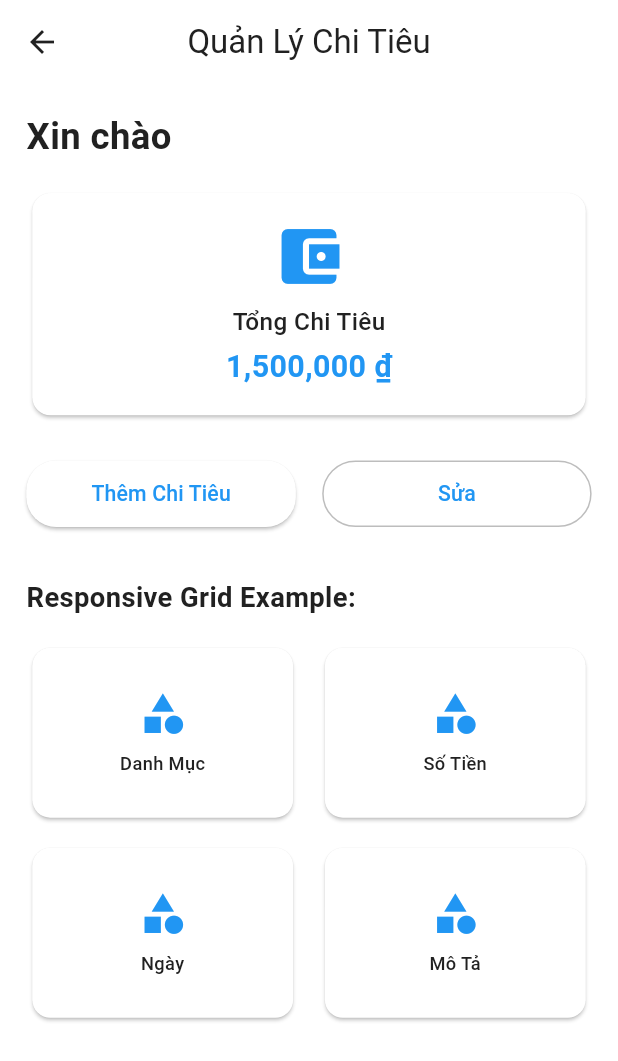
After one commit to nguyentranlht/expense_tracker, a Flutter app: the ResponsiveExample screen opened directly, on a phone screen of 412 x 824 dp. The commit adds this screen. Shown: the top 1061 px of the screen. Run offline on Flutter 3.47's test engine with Material 3 defaults, Android fonts, the phone set to English and light mode, and no system bars; our stand-ins replace dartz, equatable, flutter_bloc, flutter_screenutil, font_awesome_flutter, get_it and 3 more; accounts and stored records are empty.

Commit message:
update UI

```diff
--- /dev/null
+++ b/devtools_options.yaml
@@ -0,0 +1,3 @@
+description: This file stores settings for Dart & Flutter DevTools.
+documentation: https://docs.flutter.dev/tools/devtools/extensions#configure-extension-enablement-states
+extensions:
--- /dev/null
+++ b/l10n.yaml
@@ -0,0 +1,5 @@
+arb-dir: lib/l10n
+template-arb-file: app_en.arb
+output-localization-file: app_localizations.dart
+output-class: AppLocalizations
+output-dir: lib/l10n/generated
--- /dev/null
+++ b/lib/features/demo/responsive_example.dart
@@ -0,0 +1,158 @@
+import 'package:flutter/material.dart';
+import 'package:flutter_screenutil/flutter_screenutil.dart';
+import '../../../core/utils/localization_helper.dart';
+
+class ResponsiveExample extends StatelessWidget {
+  const ResponsiveExample({super.key});
+
+  @override
+  Widget build(BuildContext context) {
+    return Scaffold(
+      appBar: AppBar(
+        title: Text(context.l10n.appTitle),
+        centerTitle: true,
+      ),
+      body: Padding(
+        padding: EdgeInsets.all(16.w),
+        child: Column(
+          crossAxisAlignment: CrossAxisAlignment.start,
+          children: [
+            // Responsive text
+            Text(
+              context.l10n.hello,
+              style: TextStyle(
+                fontSize: 24.sp, // Responsive font size
+                fontWeight: FontWeight.bold,
+              ),
+            ),
+            SizedBox(height: 16.h), // Responsive height
+
+            // Responsive card
+            Card(
+              child: Container(
+                width: double.infinity,
+                padding: EdgeInsets.all(16.w),
+                child: Column(
+                  children: [
+                    Icon(
+                      Icons.account_balance_wallet,
+                      size: 48.sp, // Responsive icon size
+                      color: Theme.of(context).primaryColor,
+                    ),
+                    SizedBox(height: 8.h),
+                    Text(
+                      context.l10n.totalExpenses,
+                      style: TextStyle(
+                        fontSize: 16.sp,
+                        fontWeight: FontWeight.w500,
+                      ),
+                    ),
+                    SizedBox(height: 4.h),
+                    Text(
+                      '1,500,000 ${context.l10n.currencySymbol}',
+                      style: TextStyle(
+                        fontSize: 20.sp,
+                        fontWeight: FontWeight.bold,
+                        color: Theme.of(context).primaryColor,
+                      ),
+                    ),
+                  ],
+                ),
+              ),
+            ),
+
+            SizedBox(height: 24.h),
+
+            // Responsive buttons
+            Row(
+              children: [
+                Expanded(
+                  child: ElevatedButton(
+                    onPressed: () {},
+                    style: ElevatedButton.styleFrom(
+                      padding: EdgeInsets.symmetric(vertical: 12.h),
+                    ),
+                    child: Text(
+                      context.l10n.addExpense,
+                      style: TextStyle(fontSize: 14.sp),
+                    ),
+                  ),
+                ),
+                SizedBox(width: 16.w),
+                Expanded(
+                  child: OutlinedButton(
+                    onPressed: () {},
+                    style: OutlinedButton.styleFrom(
+                      padding: EdgeInsets.symmetric(vertical: 12.h),
+                    ),
+                    child: Text(
+                      context.l10n.edit,
+                      style: TextStyle(fontSize: 14.sp),
+                    ),
+                  ),
+                ),
+              ],
+            ),
+
+            SizedBox(height: 32.h),
+
+            // Responsive grid
+            Text(
+              'Responsive Grid Example:',
+              style: TextStyle(
+                fontSize: 18.sp,
+                fontWeight: FontWeight.bold,
+              ),
+            ),
+            SizedBox(height: 16.h),
+
+            GridView.builder(
+              shrinkWrap: true,
+              physics: const NeverScrollableScrollPhysics(),
+              gridDelegate: SliverGridDelegateWithFixedCrossAxisCount(
+                crossAxisCount: 2,
+                crossAxisSpacing: 12.w,
+                mainAxisSpacing: 12.h,
+                childAspectRatio: 1.5,
+              ),
+              itemCount: 4,
+              itemBuilder: (context, index) {
+                final categories = [
+                  context.l10n.category,
+                  context.l10n.amount,
+                  context.l10n.date,
+                  context.l10n.description,
+                ];
+
+                return Card(
+                  child: Container(
+                    padding: EdgeInsets.all(12.w),
+                    child: Column(
+                      mainAxisAlignment: MainAxisAlignment.center,
+                      children: [
+                        Icon(
+                          Icons.category,
+                          size: 32.sp,
+                          color: Theme.of(context).primaryColor,
+                        ),
+                        SizedBox(height: 8.h),
+                        Text(
+                          categories[index],
+                          style: TextStyle(
+                            fontSize: 12.sp,
+                            fontWeight: FontWeight.w500,
+                          ),
+                          textAlign: TextAlign.center,
+                        ),
+                      ],
+                    ),
+                  ),
+                );
+              },
+            ),
+          ],
+        ),
+      ),
+    );
+  }
+}
--- /dev/null
+++ b/lib/l10n/app_vi.arb
@@ -0,0 +1,22 @@
+{
+  "@@locale": "vi",
+  "appTitle": "Quản Lý Chi Tiêu",
+  "hello": "Xin chào",
+  "expenses": "Chi Tiêu",
+  "addExpense": "Thêm Chi Tiêu",
+  "amount": "Số Tiền",
+  "description": "Mô Tả",
+  "category": "Danh Mục",
+  "date": "Ngày",
+  "save": "Lưu",
+  "cancel": "Hủy",
+  "delete": "Xóa",
+  "edit": "Sửa",
+  "totalExpenses": "Tổng Chi Tiêu",
+  "noExpenses": "Không có chi tiêu nào",
+  "currencySymbol": "₫",
+  "settings": "Cài đặt",
+  "language": "Ngôn ngữ",
+  "theme": "Giao diện",
+  "notifications": "Thông báo"
+}
```
Also changed, not shown: lib/core/utils/localization_helper.dart (added, +22 -0 lines), lib/features/settings/presentation/pages/settings_page.dart (+6 -1 lines), lib/l10n/app_en.arb (added, +79 -0 lines), lib/main.dart (+27 -0 lines), lib/providers/locale_provider.dart (added, +36 -0 lines), lib/widgets/language_switcher.dart (added, +72 -0 lines), pubspec.yaml (+25 -14 lines), lib/l10n/generated/app_localizations.dart (added), lib/l10n/generated/app_localizations_en.dart (added), lib/l10n/generated/app_localizations_vi.dart (added), pubspec.lock, 1 other file.
